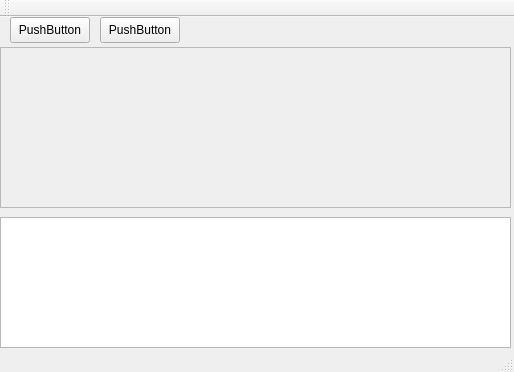
Old version of the form cpp2013/GraphVizion/mainwindow.ui in the repository Daiver/scripts.
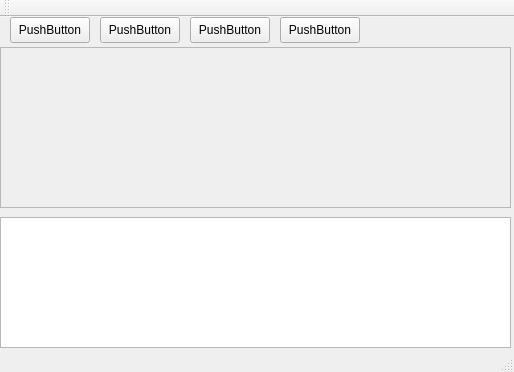
New version of the form.

What changed in the file:
```diff
--- a/cpp2013/GraphVizion/mainwindow.ui
+++ b/cpp2013/GraphVizion/mainwindow.ui
@@ -73,6 +73,32 @@
      <string>PushButton</string>
     </property>
    </widget>
+   <widget class="QPushButton" name="pushButton_3">
+    <property name="geometry">
+     <rect>
+      <x>190</x>
+      <y>0</y>
+      <width>80</width>
+      <height>26</height>
+     </rect>
+    </property>
+    <property name="text">
+     <string>PushButton</string>
+    </property>
+   </widget>
+   <widget class="QPushButton" name="pushButton_4">
+    <property name="geometry">
+     <rect>
+      <x>280</x>
+      <y>0</y>
+      <width>80</width>
+      <height>26</height>
+     </rect>
+    </property>
+    <property name="text">
+     <string>PushButton</string>
+    </property>
+   </widget>
   </widget>
   <widget class="QMenuBar" name="menuBar">
    <property name="geometry">
```
